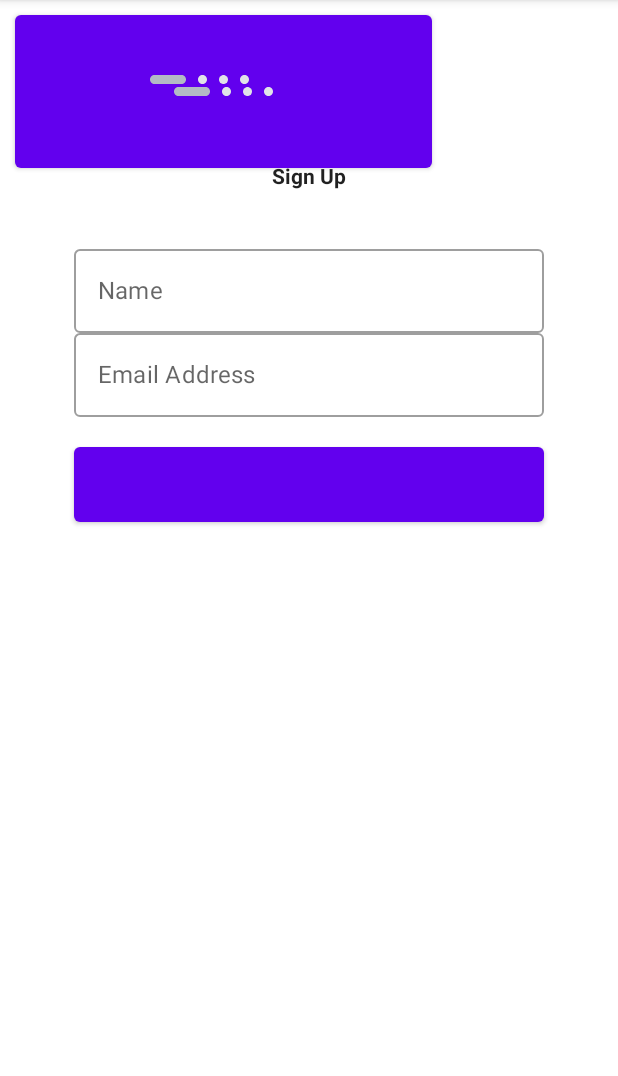
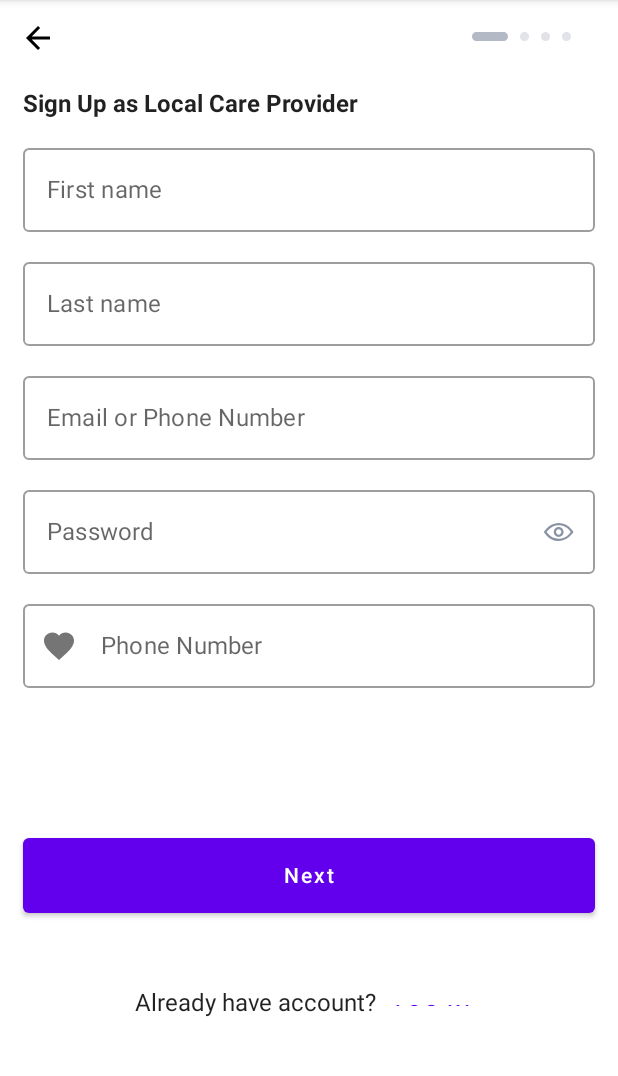
Before and after one commit to ManoLakshathaSrinivasaMoorthi/LocalBranchTask, an Android app built with Jetpack Compose: the ActivityLocalCareProviderSignUpFirst screen opened directly, with no data from a screen before it, on a phone screen of 412 x 824 dp, the part 84-1160 px from its top. Run offline under Robolectric (Android 15) with nearby library versions, the phone set to English and light mode, and no system bars.

Commit message:
JetPack Update

```diff
--- a/app/src/main/java/com/example/composeactivity/activity/ActivityLocalCareProviderSignUpFirst.kt
+++ b/app/src/main/java/com/example/composeactivity/activity/ActivityLocalCareProviderSignUpFirst.kt
@@ -1,31 +1,26 @@
 package com.example.composeactivity.activity
 
-import androidx.appcompat.app.AppCompatActivity
 import android.os.Bundle
 import androidx.activity.compose.setContent
+import androidx.appcompat.app.AppCompatActivity
 import androidx.compose.foundation.Image
-import androidx.compose.foundation.background
 import androidx.compose.foundation.layout.*
-import androidx.compose.foundation.shape.RoundedCornerShape
+import androidx.compose.foundation.text.KeyboardOptions
 import androidx.compose.material.*
-import androidx.compose.material.OutlinedTextField
+import androidx.compose.material.icons.Icons
+import androidx.compose.material.icons.filled.Favorite
 import androidx.compose.runtime.Composable
 import androidx.compose.runtime.mutableStateOf
 import androidx.compose.runtime.remember
 import androidx.compose.ui.Alignment
 import androidx.compose.ui.Modifier
-import androidx.compose.ui.draw.clip
-import androidx.compose.ui.graphics.Color
 import androidx.compose.ui.res.painterResource
-import androidx.compose.ui.text.SpanStyle
 import androidx.compose.ui.text.TextStyle
-import androidx.compose.ui.text.buildAnnotatedString
 import androidx.compose.ui.text.font.FontWeight
-import androidx.compose.ui.text.withStyle
+import androidx.compose.ui.text.input.KeyboardType
 import androidx.compose.ui.unit.TextUnit
 import androidx.compose.ui.unit.dp
 import androidx.compose.ui.unit.sp
-import androidx.constraintlayout.widget.ConstraintLayout
 import com.example.composeactivity.R
 import com.example.composeactivity.ui.theme.ComposeActivityTheme
 
@@ -33,7 +28,7 @@ class ActivityLocalCareProviderSignUpFirst : AppCompatActivity() {
     override fun onCreate(savedInstanceState: Bundle?) {
         super.onCreate(savedInstanceState)
         setContent {
-            ComposeActivityTheme() {
+            ComposeActivityTheme {
                 ProviderInputs()
             }
         }
@@ -42,131 +37,115 @@ class ActivityLocalCareProviderSignUpFirst : AppCompatActivity() {
     @Composable
     private fun ProviderInputs() {
 
-        val Firstname = remember { mutableStateOf("") }
+        val firstname = remember { mutableStateOf("") }
         val lastname = remember { mutableStateOf("") }
         val email = remember { mutableStateOf("") }
         val password = remember { mutableStateOf("") }
         val phone = remember { mutableStateOf("") }
 
 
-        Box(modifier = Modifier
-            .fillMaxSize()
-            .padding(10.dp),) {
-               Button(onClick = { /*TODO*/ }) {
-                   Image(painterResource(id = R.drawable.ic_step_1), contentDescription = null,Modifier.padding(vertical = 40.dp , horizontal = 90.dp),
+        Row(
+            modifier = Modifier.fillMaxSize()
+                .padding(1.dp), horizontalArrangement = Arrangement.SpaceBetween
+        ) {
+            IconButton(onClick = { /*TODO*/ }) {
+                Image(painterResource(id = R.drawable.ic_back_arrow), contentDescription = null)
+            }
+            Spacer(modifier = Modifier.padding(horizontal = 40.dp))
+            Image(
+                painterResource(id = R.drawable.ic_step_1), contentDescription = null,
+                Modifier.padding(30.dp, 20.dp)
             )
         }
-            Spacer(modifier = Modifier.padding(horizontal = 40.dp))
-                Image(painterResource(id = R.drawable.ic_step_1), contentDescription = null,Modifier.padding(vertical = 40.dp , horizontal = 90.dp),
-                )
-            }
-
-
+        Spacer(modifier = Modifier.height(20.dp))
         Column(
-            modifier = Modifier
-                .fillMaxWidth()
-                .fillMaxHeight(0.70f)
-                .padding(10.dp),
-            horizontalAlignment = Alignment.CenterHorizontally,
+            modifier = Modifier.padding(15.dp, 60.dp),
+            horizontalAlignment = Alignment.Start,
             verticalArrangement = Arrangement.Center
         ) {
-
             Text(
-                    text = "Sign Up", fontSize = TextUnit.Unspecified,
-                    style = TextStyle(
-                        fontWeight = FontWeight.Bold,
-                        letterSpacing = TextUnit.Companion.Unspecified
+                text = "Sign Up as Local Care Provider", fontSize = TextUnit.Unspecified,
+                style = TextStyle(fontWeight = FontWeight.Bold, fontSize = 16.sp)
             )
-                )
-                Spacer(modifier = Modifier.padding(20.dp))
+            Spacer(modifier = Modifier.padding(10.dp))
             Column(horizontalAlignment = Alignment.CenterHorizontally) {
                 OutlinedTextField(
-                        value = Firstname.value,
-                        onValueChange = { Firstname.value = it },
-                        placeholder = { Text(text = "Name") },
-                        singleLine = true,
-                        modifier = Modifier.fillMaxWidth(0.8f)
+                    value = firstname.value,
+                    onValueChange = { firstname.value = it },
+                    placeholder = { Text(text = "First name") }, singleLine = true,
+                    modifier = Modifier.fillMaxWidth(1f)
                 )
 
+                Spacer(modifier = Modifier.height(20.dp))
                 OutlinedTextField(
                     value = lastname.value,
                     onValueChange = { lastname.value = it },
-                        placeholder = { Text(text = "Email Address") },
+                    placeholder = { Text(text = "Last name") },
                     singleLine = true,
-                        modifier = Modifier.fillMaxWidth(0.8f)
+                    modifier = Modifier.fillMaxWidth(1f)
                 )
-
-                 /*   OutlinedTextField(
-                        value = phoneValue.value,
-                        onValueChange = { phoneValue.value = it },
-                        label = { Text(text = "Phone Number") },
-                        placeholder = { Text(text = "Phone Number") },
+                Spacer(modifier = Modifier.height(20.dp))
+                OutlinedTextField(
+                    value = email.value,
+                    onValueChange = { email.value = it },
+                    placeholder = { Text(text = "Email or Phone Number") },
                     singleLine = true,
-                        modifier = Modifier.fillMaxWidth(0.8f),
-                        keyboardOptions = KeyboardOptions(keyboardType = KeyboardType.Phone)
+                    modifier = Modifier.fillMaxWidth(1f)
                 )
+                Spacer(modifier = Modifier.height(20.dp))
 
                 OutlinedTextField(
-                        value = passwordValue.value,
-                        onValueChange = { passwordValue.value = it },
-                        label = { Text(text = "Password") },
+                    value = password.value,
+                    onValueChange = { password.value = it },
                     placeholder = { Text(text = "Password") },
                     singleLine = true,
-                        modifier = Modifier.fillMaxWidth(0.8f),
+                    modifier = Modifier.fillMaxWidth(1f),
                     trailingIcon = {
-                            IconButton(onClick = {
-                                passwordVisibility.value = !passwordVisibility.value
-                            }) {
-                                Icon(
-                                    imageVector = vectorResource(id = R.drawable.password_eye),
-                                    tint = if (passwordVisibility.value) primaryColor else Color.Gray
+                        IconButton(onClick = {}) {
+                            Image(
+                                painter = painterResource(id = R.drawable.ic_visibility),
+                                contentDescription = ""
                             )
                         }
                     },
-                        visualTransformation = if (passwordVisibility.value) VisualTransformation.None
-                        else PasswordVisualTransformation()
+
+                    )
+                Spacer(modifier = Modifier.height(20.dp))
+                OutlinedTextField(
+                    value = phone.value,
+                    onValueChange = { phone.value = it },
+                    placeholder = { Text(text = "Phone Number") },
+                    singleLine = true,
+                    modifier = Modifier.fillMaxWidth(1f),
+                    keyboardOptions = KeyboardOptions(keyboardType = KeyboardType.Phone),
+                    leadingIcon = {
+                        Icon(
+                            Icons.Filled.Favorite,
+                            contentDescription = "Localized description"
+                        )
+                    }
                 )
 
-                    OutlinedTextField(
-                        value = confirmPasswordValue.value,
-                        onValueChange = { confirmPasswordValue.value = it },
-                        label = { Text(text = "Confirm Password") },
-                        placeholder = { Text(text = "Confirm Password") },
-                        singleLine = true,
-                        modifier = Modifier.fillMaxWidth(0.8f),
-                        trailingIcon = {
-                            IconButton(onClick = {
-                                confirmPasswordVisibility.value = !confirmPasswordVisibility.value
-                            }) {
-                                Icon(
-                                    imageVector = vectorResource(id = R.drawable.password_eye),
-                                    tint = if (confirmPasswordVisibility.value) primaryColor else Color.Gray
-                                )
+
+                Spacer(modifier = Modifier.padding(50.dp))
+                Button(
+                    onClick = { }, modifier = Modifier
+                        .fillMaxWidth(1f)
+                        .height(50.dp)
+                ) {
+                    Text(text = "Next", fontSize = 14.sp)
                 }
-                        },
-                        visualTransformation = if (confirmPasswordVisibility.value) VisualTransformation.None
-                        else PasswordVisualTransformation()
-                    )*/
+
                 Spacer(modifier = Modifier.padding(10.dp))
-                    Button(onClick = { }, modifier = Modifier
-                        .fillMaxWidth(0.8f)
-                        .height(50.dp)) {
-                     //   Text(text = "Sign Up", fontSize = TextUnit.Companion.Sp(20))
+                Row(Modifier.padding(30.dp), verticalAlignment = Alignment.CenterVertically) {
+                    Text(text = "Already have account?")
+                    Spacer(modifier = Modifier.padding(horizontal = 2.dp))
+                    TextButton(onClick = { /* Do something! */ }) {
+                        Text("LOG IN", fontSize = 14.sp)
                     }
-                    Spacer(modifier = Modifier.padding(20.dp))
-                    /*Text(
-                        text = "Login Instead",
-                        modifier = Modifier.clickable(onClick = {
-                            navController.navigate("login_page"){
-                                popUpTo = navController.graph.startDestination
-                                launchSingleTop = true
-                            }
-                        })
-                    )*/
-                    Spacer(modifier = Modifier.padding(20.dp))
-
                 }
 
             }
         }
     }
+    }
--- a/app/src/main/java/com/example/composeactivity/ui/theme/Color.kt
+++ b/app/src/main/java/com/example/composeactivity/ui/theme/Color.kt
@@ -7,4 +7,5 @@ val Purple500 = Color(0xFF6200EE)
 val Purple700 = Color(0xFF3700B3)
 val Teal200 = Color(0xFF03DAC5)
 val bg_blue = Color(0xFF172B4D)
+val color_ash = Color(0xC9F9FA0)
 val LightGrey = Color(0xFDF9F9)
--- /dev/null
+++ b/app/src/main/res/drawable/ic_visibility.xml
@@ -0,0 +1,13 @@
+<?xml version="1.0" encoding="utf-8"?>
+<vector xmlns:android="http://schemas.android.com/apk/res/android"
+    android:width="24dp"
+    android:height="24dp"
+    android:viewportWidth="24"
+    android:viewportHeight="24">
+    <path
+        android:pathData="M19.9879,9.7765C17.9761,7.3853 15.0202,6 11.8791,6C11.8746,6 11.8702,6 11.8702,6C8.6805,6 5.6673,7.4118 3.5982,9.8603L2.1776,11.5456C1.9438,11.8235 1.9394,12.2294 2.1732,12.5118L3.5232,14.1529C5.5305,16.5882 8.5085,18 11.6849,18C11.6894,18 11.6938,18 11.6982,18C14.9232,18 17.9585,16.5618 20.032,14.0691L21.3996,12.4191C21.6335,12.1412 21.6291,11.7265 21.3952,11.4485L19.9879,9.7765ZM18.8761,13.1118C17.0894,15.2603 14.4732,16.5 11.6982,16.5C11.6938,16.5 11.6938,16.5 11.6894,16.5C8.9585,16.5 6.4041,15.2868 4.6747,13.1956L3.7217,12.0441L4.7408,10.8309C6.5232,8.7221 9.1217,7.5 11.8702,7.5C11.8746,7.5 11.8746,7.5 11.8791,7.5C14.5791,7.5 17.1158,8.6912 18.8452,10.7426L19.8467,11.9382L18.8761,13.1118Z"
+        android:fillColor="#8993A4"/>
+    <path
+        android:pathData="M11.7818,8.7397C9.9818,8.7397 8.5215,10.2045 8.5215,12C8.5215,13.7956 9.9862,15.2603 11.7818,15.2603C13.5774,15.2603 15.0421,13.7956 15.0421,12C15.0421,10.2045 13.5818,8.7397 11.7818,8.7397ZM11.7818,13.7603C10.8112,13.7603 10.0215,12.9706 10.0215,12C10.0215,11.0295 10.8112,10.2397 11.7818,10.2397C12.7524,10.2397 13.5421,11.0295 13.5421,12C13.5421,12.9706 12.7524,13.7603 11.7818,13.7603Z"
+        android:fillColor="#8993A4"/>
+</vector>
--- a/app/src/main/res/values/colors.xml
+++ b/app/src/main/res/values/colors.xml
@@ -7,4 +7,5 @@
     <color name="teal_700">#FF018786</color>
     <color name="black">#FF000000</color>
     <color name="white">#FFFFFFFF</color>
+    <color name="base_text_color">#010353</color>
 </resources>
```
Also changed, not shown: app/src/main/java/com/example/composeactivity/activity/ActivityLocalCareProviderSignUpSecond.kt (added, +140 -0 lines), app/src/main/java/com/example/composeactivity/activity/ChangePasswordActivity.kt (added, +98 -0 lines), app/src/main/java/com/example/composeactivity/activity/ForgetPasswordActivity.kt (added, +58 -0 lines), app/src/main/java/com/example/composeactivity/activity/SignupActivity.kt (+19 -5 lines), app/src/main/res/drawable/black_border_drawable_bg.xml (added, +9 -0 lines), app/src/main/res/drawable/ic_document.xml (added, +12 -0 lines), app/src/main/res/drawable/ic_location.xml (added, +13 -0 lines), app/src/main/res/drawable/ic_step_2.xml (added, +19 -0 lines), app/src/main/res/drawable/ic_user.xml (added, +13 -0 lines). Lines whose indentation alone changed are shown as unchanged.
